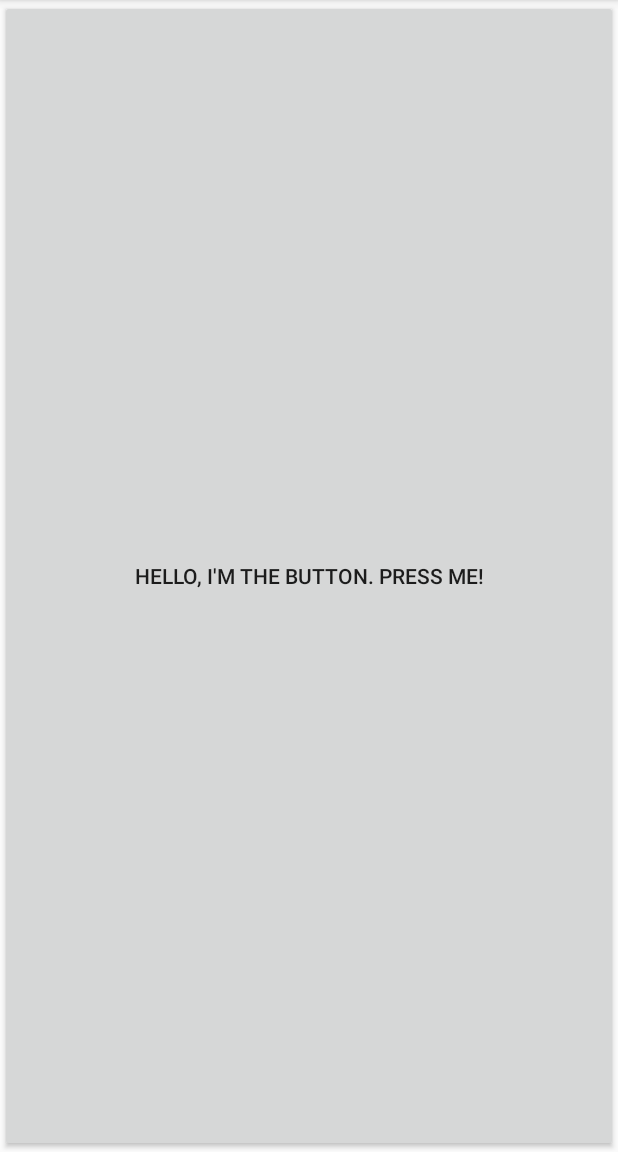
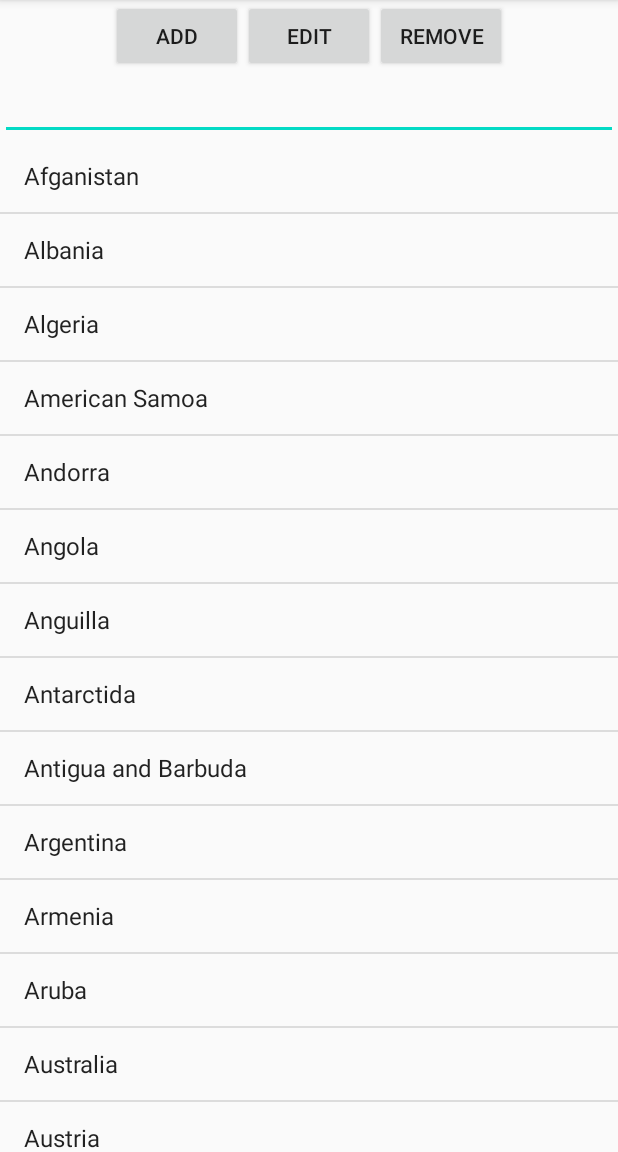
Before and after one commit to kisl55a/lab2, an Android app: the screen it shows after launch (MainActivity before the commit, CountriesActivity after it), on a phone screen of 412 x 824 dp, the part 84-1236 px from its top. Run offline under Robolectric (Android 15) with nearby library versions, the phone set to English and light mode, and no system bars.

Commit message:
Task 2 is done

```diff
--- a/app/src/main/AndroidManifest.xml
+++ b/app/src/main/AndroidManifest.xml
@@ -9,13 +9,16 @@
         android:roundIcon="@mipmap/ic_launcher_round"
         android:supportsRtl="true"
         android:theme="@style/AppTheme">
-        <activity android:name=".MainActivity">
+        <activity android:name=".CountriesActivity">
             <intent-filter>
                 <action android:name="android.intent.action.MAIN" />
 
                 <category android:name="android.intent.category.LAUNCHER" />
             </intent-filter>
         </activity>
+        <activity android:name=".MainActivity">
+
+        </activity>
     </application>
 
 </manifest>
--- /dev/null
+++ b/app/src/main/java/com/example/lab2/CountriesActivity.java
@@ -0,0 +1,69 @@
+package com.example.lab2;
+
+import androidx.appcompat.app.AppCompatActivity;
+
+import android.os.Bundle;
+import android.view.Gravity;
+import android.view.View;
+import android.widget.ArrayAdapter;
+import android.widget.Button;
+import android.widget.EditText;
+import android.widget.LinearLayout;
+import android.widget.ListView;
+import android.widget.RelativeLayout;
+
+public class CountriesActivity extends AppCompatActivity {
+
+    @Override
+    protected void onCreate(Bundle savedInstanceState) {
+        super.onCreate(savedInstanceState);
+        LinearLayout mainLayout = new LinearLayout(this);
+        LinearLayout.LayoutParams main = new LinearLayout.LayoutParams(
+                RelativeLayout.LayoutParams.MATCH_PARENT,
+                RelativeLayout.LayoutParams.WRAP_CONTENT
+        );
+        mainLayout.setOrientation(LinearLayout.VERTICAL);
+        mainLayout.setLayoutParams(main);
+        setContentView(mainLayout);
+
+        LinearLayout linearLayout = new LinearLayout(this);
+        LinearLayout.LayoutParams linearParams = new LinearLayout.LayoutParams(
+                RelativeLayout.LayoutParams.WRAP_CONTENT,
+                RelativeLayout.LayoutParams.WRAP_CONTENT
+        );
+        linearParams.gravity =  Gravity.CENTER_HORIZONTAL;
+        linearLayout.setLayoutParams(linearParams);
+        mainLayout.addView(linearLayout);
+
+
+        Button addBtn = new Button(this);
+        addBtn.setId(0);
+        addBtn.setText("Add");
+        linearLayout.addView(addBtn);
+        Button editButton = new Button(this);
+        editButton.setText("Edit");
+        editButton.setId(1);
+        linearLayout.addView(editButton);
+        Button removeButton = new Button(this);
+        removeButton.setText("Remove");
+        linearLayout.addView(removeButton);
+        removeButton.setId(2);
+
+        EditText editText = new EditText(this);
+        mainLayout.addView(editText);
+
+        ListView listView = new ListView(this);
+        listView.setId(3);
+        mainLayout.addView(listView);
+
+        final String[] COUNTRIES = new String[] {
+                "Afganistan", "Albania", "Algeria", "American Samoa",
+                "Andorra", "Angola", "Anguilla", "Antarctida", "Antigua and Barbuda",
+                "Argentina", "Armenia", "Aruba", "Australia", "Austria", "Azerbaijan"
+        };
+        ListView myListView = (ListView) findViewById(3);
+        final ArrayAdapter<String> aa;
+        aa = new ArrayAdapter<String>(this, android.R.layout.simple_list_item_1, COUNTRIES);
+        myListView.setAdapter(aa);
+    }
+}
```
Also changed, not shown: app/src/main/java/com/example/lab2/MainActivity.java (indentation only).
